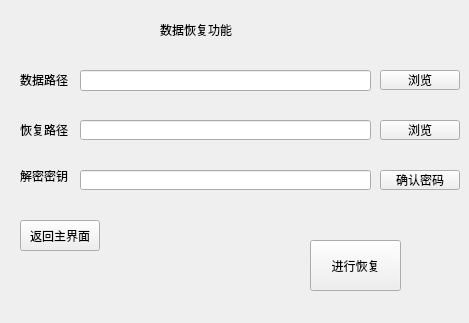
Above: restore.ui from Vergilllll/backup before the change. Below: the same form after it.
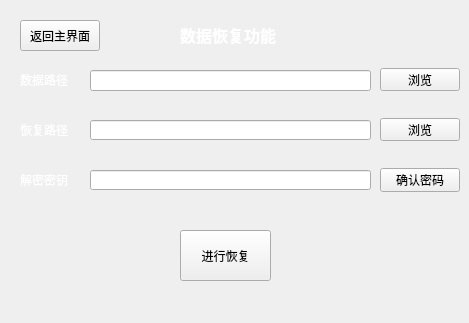
That is the form after the change. Icons and pictures are not drawn.

```diff
--- a/restore.ui
+++ b/restore.ui
@@ -16,9 +16,9 @@
   <widget class="QLineEdit" name="rst_res">
    <property name="geometry">
     <rect>
-     <x>80</x>
+     <x>90</x>
      <y>120</y>
-     <width>291</width>
+     <width>281</width>
      <height>20</height>
     </rect>
    </property>
@@ -27,9 +27,9 @@
    <property name="geometry">
     <rect>
      <x>380</x>
-     <y>70</y>
+     <y>68</y>
      <width>80</width>
-     <height>20</height>
+     <height>23</height>
     </rect>
    </property>
    <property name="text">
@@ -39,9 +39,9 @@
   <widget class="QLineEdit" name="bu_res">
    <property name="geometry">
     <rect>
-     <x>80</x>
+     <x>90</x>
      <y>70</y>
-     <width>291</width>
+     <width>281</width>
      <height>21</height>
     </rect>
    </property>
@@ -56,14 +56,14 @@
     </rect>
    </property>
    <property name="text">
-    <string>恢复路径</string>
+    <string>&lt;html&gt;&lt;head/&gt;&lt;body&gt;&lt;p&gt;&lt;span style=&quot; color:#ffffff;&quot;&gt;恢复路径&lt;/span&gt;&lt;/p&gt;&lt;/body&gt;&lt;/html&gt;</string>
    </property>
   </widget>
   <widget class="QPushButton" name="rst">
    <property name="geometry">
     <rect>
-     <x>310</x>
-     <y>240</y>
+     <x>180</x>
+     <y>230</y>
      <width>91</width>
      <height>51</height>
     </rect>
@@ -82,16 +82,22 @@
     </rect>
    </property>
    <property name="text">
-    <string>数据路径</string>
+    <string>&lt;html&gt;&lt;head/&gt;&lt;body&gt;&lt;p&gt;&lt;span style=&quot; color:#ffffff;&quot;&gt;数据路径&lt;/span&gt;&lt;/p&gt;&lt;/body&gt;&lt;/html&gt;</string>
+   </property>
+   <property name="textFormat">
+    <enum>Qt::AutoText</enum>
+   </property>
+   <property name="scaledContents">
+    <bool>false</bool>
    </property>
   </widget>
   <widget class="QPushButton" name="rst_button">
    <property name="geometry">
     <rect>
      <x>380</x>
-     <y>120</y>
+     <y>118</y>
      <width>80</width>
-     <height>20</height>
+     <height>23</height>
     </rect>
    </property>
    <property name="text">
@@ -101,21 +107,21 @@
   <widget class="QLabel" name="title">
    <property name="geometry">
     <rect>
-     <x>160</x>
+     <x>180</x>
      <y>20</y>
-     <width>131</width>
-     <height>20</height>
+     <width>161</width>
+     <height>31</height>
     </rect>
    </property>
    <property name="text">
-    <string>数据恢复功能</string>
+    <string>&lt;html&gt;&lt;head/&gt;&lt;body&gt;&lt;p&gt;&lt;span style=&quot; font-size:12pt; font-weight:700; color:#ffffff;&quot;&gt;数据恢复功能&lt;/span&gt;&lt;/p&gt;&lt;/body&gt;&lt;/html&gt;</string>
    </property>
   </widget>
   <widget class="QPushButton" name="return_main">
    <property name="geometry">
     <rect>
      <x>20</x>
-     <y>220</y>
+     <y>20</y>
      <width>80</width>
      <height>31</height>
     </rect>
@@ -145,20 +151,20 @@
     <rect>
      <x>20</x>
      <y>170</y>
-     <width>54</width>
-     <height>12</height>
+     <width>71</width>
+     <height>21</height>
     </rect>
    </property>
    <property name="text">
-    <string>解密密钥</string>
+    <string>&lt;html&gt;&lt;head/&gt;&lt;body&gt;&lt;p&gt;&lt;span style=&quot; color:#ffffff;&quot;&gt;解密密钥&lt;/span&gt;&lt;/p&gt;&lt;/body&gt;&lt;/html&gt;</string>
    </property>
   </widget>
   <widget class="QLineEdit" name="password">
    <property name="geometry">
     <rect>
-     <x>80</x>
+     <x>90</x>
      <y>170</y>
-     <width>291</width>
+     <width>281</width>
      <height>20</height>
     </rect>
    </property>
@@ -167,9 +173,9 @@
    <property name="geometry">
     <rect>
      <x>380</x>
-     <y>170</y>
+     <y>168</y>
      <width>80</width>
-     <height>20</height>
+     <height>24</height>
     </rect>
    </property>
    <property name="text">
```
Left out of the diff: 2 changed lines with no effect on the pictures.
